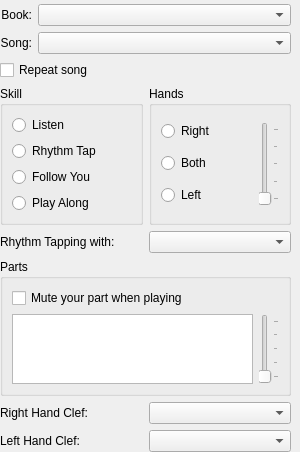
Qt form src/GuiSidePanel.ui (krycz/PianoBooster) before a commit.
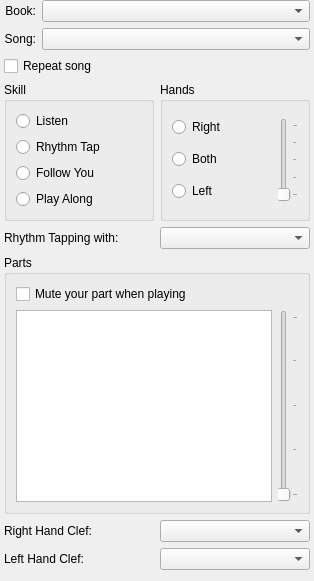
The same form after that commit.

Commit message: Make side panel resizable and allow moving it to the other side

What changed in the file:
```diff
--- a/src/GuiSidePanel.ui
+++ b/src/GuiSidePanel.ui
@@ -2,32 +2,15 @@
 <ui version="4.0">
  <class>GuiSidePanel</class>
  <widget class="QWidget" name="GuiSidePanel">
-  <property name="geometry">
-   <rect>
-    <x>0</x>
-    <y>0</y>
-    <width>300</width>
-    <height>443</height>
-   </rect>
-  </property>
-  <property name="maximumSize">
-   <size>
-    <width>300</width>
-    <height>16777215</height>
-   </size>
-  </property>
-  <property name="windowTitle">
-   <string>Form</string>
-  </property>
-  <layout class="QVBoxLayout">
+  <layout class="QVBoxLayout" name="_2">
    <property name="leftMargin">
-    <number>0</number>
+    <number>4</number>
    </property>
    <property name="topMargin">
-    <number>4</number>
+    <number>0</number>
    </property>
    <property name="rightMargin">
-    <number>9</number>
+    <number>4</number>
    </property>
    <property name="bottomMargin">
     <number>0</number>
```
The commit also changes 2 other files.
